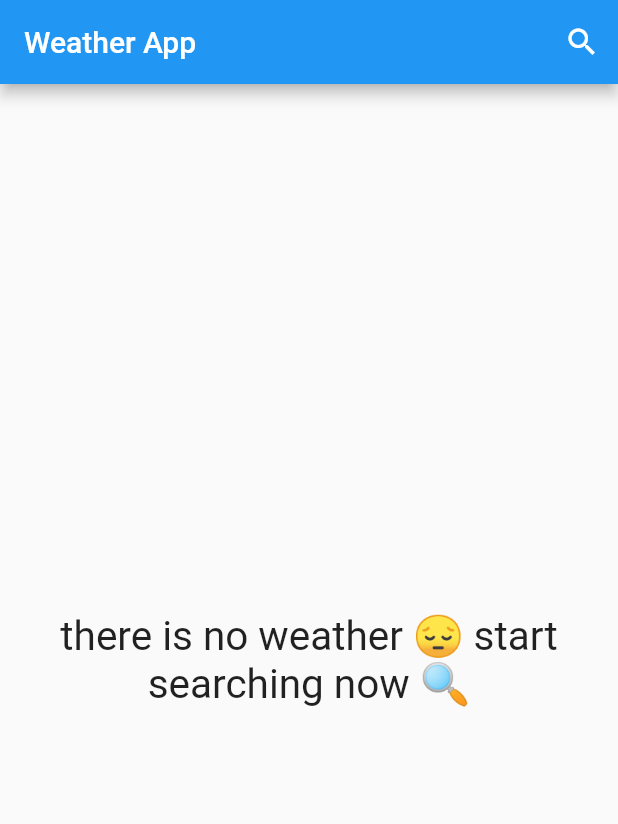
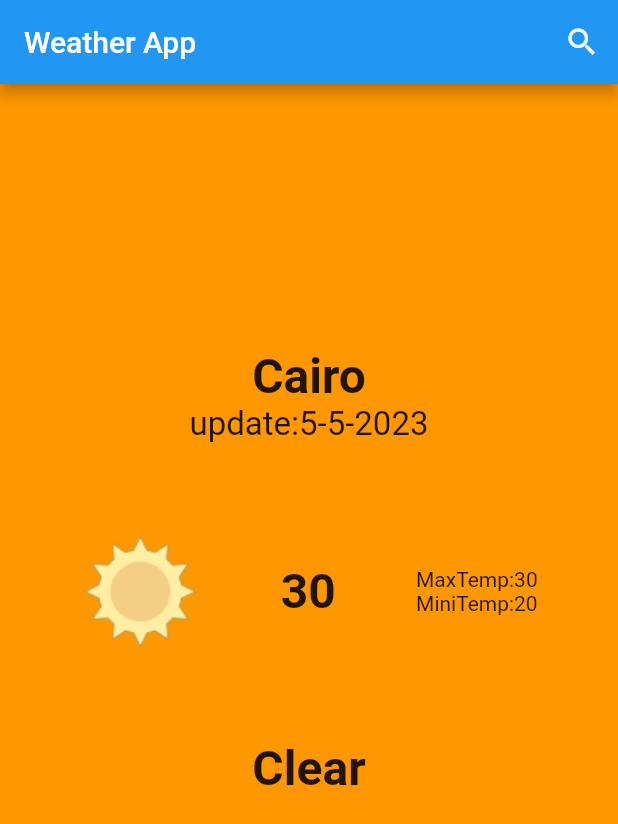
Before and after one commit to mohamedAlaa-CS/weather_app, a Flutter app: the screen it shows after launch, on a phone screen of 412 x 824 dp. Shown: the top 824 px of the screen. Run offline on Flutter 3.47's test engine with Material 2 defaults, Android fonts, the phone set to English and light mode, and no system bars.

Commit message:
home page

```diff
--- a/lib/pages/home_page.dart
+++ b/lib/pages/home_page.dart
@@ -1,9 +1,10 @@
 import 'package:flutter/material.dart';
+import 'package:weatheer_app/models/weather_model.dart';
 import 'package:weatheer_app/pages/searchScreen.dart';
 
 class HomeScreen extends StatelessWidget {
-  const HomeScreen({Key? key}) : super(key: key);
-
+  HomeScreen({Key? key}) : super(key: key);
+  WeatherModel? weatherDAta;
   @override
   Widget build(BuildContext context) {
     return Scaffold(
@@ -19,7 +20,8 @@ class HomeScreen extends StatelessWidget {
               icon: Icon(Icons.search))
         ],
       ),
-      body: Center(
+      body: weatherDAta != null
+          ? Center(
               child: Column(
                 mainAxisSize: MainAxisSize.min,
                 children: [
@@ -37,6 +39,50 @@ class HomeScreen extends StatelessWidget {
                   )
                 ],
               ),
+            )
+          : Container(
+              color: Colors.orange,
+              child: Column(
+                mainAxisAlignment: MainAxisAlignment.center,
+                children: [
+                  const Spacer(
+                    flex: 3,
+                  ),
+                  Text('Cairo',
+                      style:
+                          TextStyle(fontSize: 32, fontWeight: FontWeight.bold)),
+                  Text(
+                    'update:5-5-2023',
+                    style: TextStyle(
+                      fontSize: 22,
+                    ),
+                  ),
+                  Spacer(),
+                  Row(
+                    mainAxisAlignment: MainAxisAlignment.spaceEvenly,
+                    children: [
+                      Image.asset('lib/assets/images/clear.png'),
+                      Text(
+                        '30',
+                        style: TextStyle(
+                          fontSize: 32,
+                          fontWeight: FontWeight.bold,
+                        ),
+                      ),
+                      Column(
+                        children: [Text('MaxTemp:30'), Text('MiniTemp:20')],
+                      ),
+                    ],
+                  ),
+                  Spacer(),
+                  Text('Clear',
+                      style:
+                          TextStyle(fontSize: 32, fontWeight: FontWeight.bold)),
+                  Spacer(
+                    flex: 5,
+                  ),
+                ],
+              ),
             ),
     );
   }
```
Lines whose indentation alone changed are shown as unchanged.
